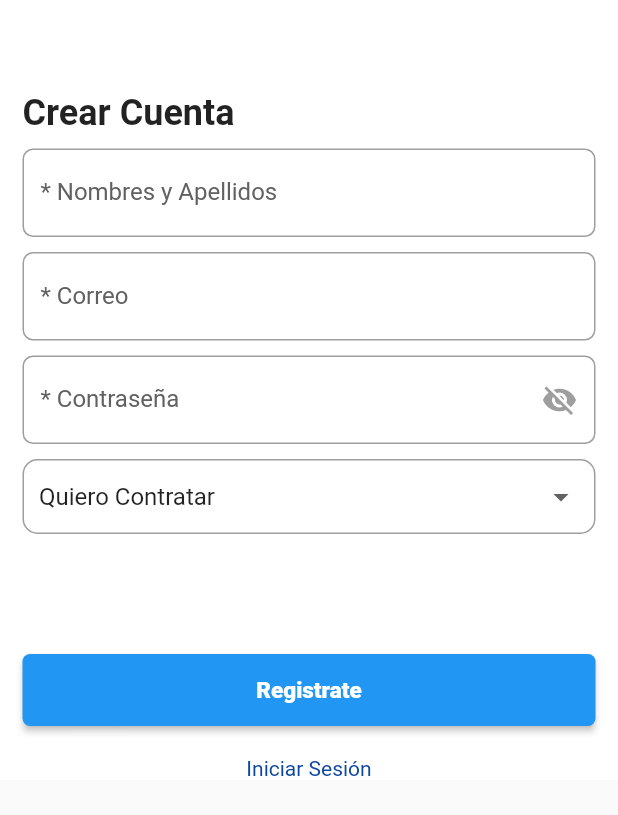
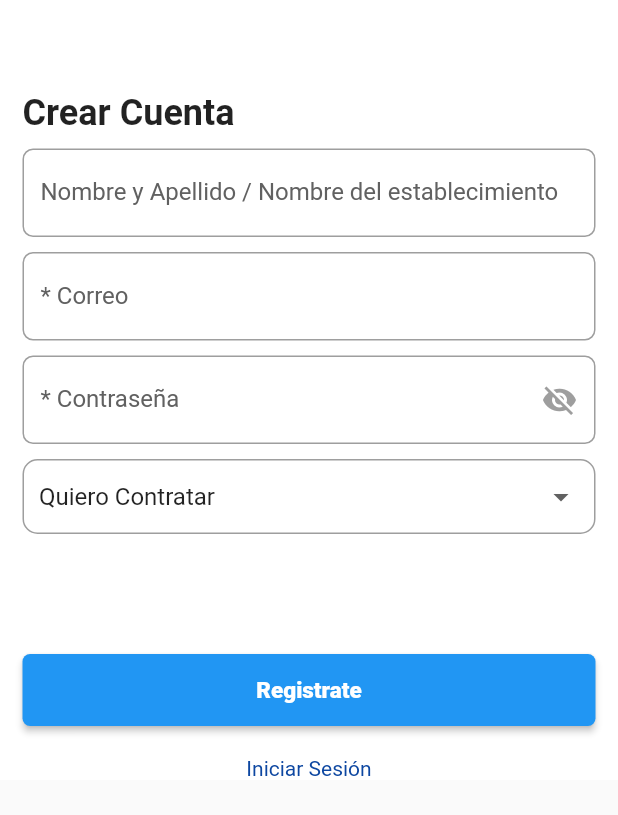
Before and after one commit to cmadrid2705/Faena-App--, a Flutter app: the Register screen opened directly, on a phone screen of 412 x 824 dp. Shown: the top 815 px of the screen. Run offline on Flutter 3.47's test engine with Material 2 defaults, Android fonts, the phone set to English and light mode, and no system bars; our stand-ins replace carousel_slider, cloud_firestore, date_picker_timeline, firebase_auth, firebase_storage, flutter_spinkit and 7 more; accounts and stored records are empty; network calls fail.

Commit message:
Update Register

```diff
--- a/lib/screens/register.dart
+++ b/lib/screens/register.dart
@@ -145,7 +145,7 @@ class Register extends StatelessWidget {
         keyboardType: TextInputType.text,
         decoration: InputDecoration(
           border: OutlineInputBorder(borderRadius: BorderRadius.circular(7.0)),
-          labelText: "* Nombres y Apellidos",
+          labelText: "Nombre y Apellido / Nombre del establecimiento",
           labelStyle: TextStyle(color: Colors.grey[700]),
           focusedBorder: OutlineInputBorder(
             borderSide: const BorderSide(color: Colors.black, width: 1.0),
--- a/lib/widgets/loading.dart
+++ b/lib/widgets/loading.dart
@@ -10,7 +10,7 @@ class Loading extends StatelessWidget {
       height: MediaQuery.of(context).size.height,
       child: Center(
           child: SpinKitFadingCube(
-            color: Colors.green,
+            color: Colors.blue,
             size: 50,
           )),
     );
```
